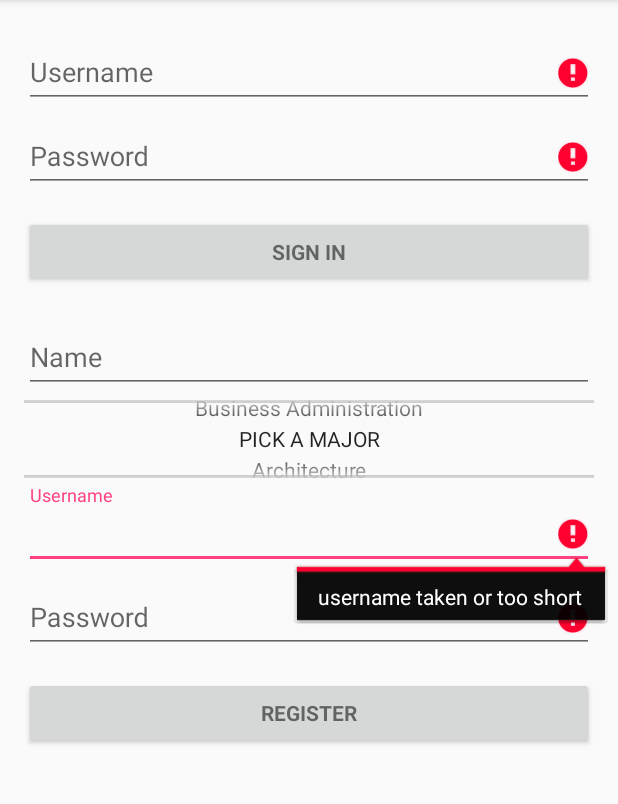
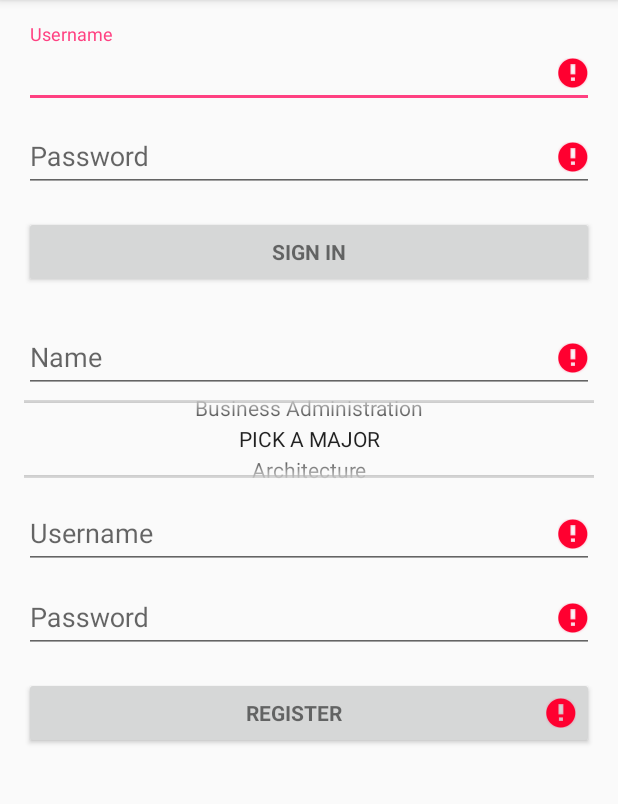
Before and after one commit to nbawa95/forty7plusplus, an Android app: the screen it shows after launch (LoginActivity), after a tap on "REGISTER", on a phone screen of 412 x 824 dp, the part 84-888 px from its top. Run offline under Robolectric (Android 15) with nearby library versions, the phone set to English and light mode, and no system bars; 1 other tap on this screen came first.

Commit message:
Made more tweaks and restrictions to registration

```diff
--- a/app/src/main/java/com/example/ciyengar/myapplication/LoginActivity.java
+++ b/app/src/main/java/com/example/ciyengar/myapplication/LoginActivity.java
@@ -94,6 +94,8 @@ public class LoginActivity extends AppCompatActivity implements LoaderCallbacks<
     private AutoCompleteTextView registerUsernameView, registerNameView;
     private EditText registerPasswordView;
     private NumberPicker majorPicker;
+    private Button registerButton;
+    private Button mEmailSignInButton;
 
     @Override
     protected void onCreate(Bundle savedInstanceState) {
@@ -115,7 +117,7 @@ public class LoginActivity extends AppCompatActivity implements LoaderCallbacks<
             }
         });
 
-        Button mEmailSignInButton = (Button) findViewById(R.id.email_sign_in_button);
+        mEmailSignInButton = (Button) findViewById(R.id.email_sign_in_button);
         mEmailSignInButton.setOnClickListener(new OnClickListener() {
             @Override
             public void onClick(View view) {
@@ -134,7 +136,7 @@ public class LoginActivity extends AppCompatActivity implements LoaderCallbacks<
         majorPicker.setDisplayedValues(majors);
         registerPasswordView = (EditText) findViewById(R.id.register_password);
 
-        Button registerButton = (Button) findViewById(R.id.register_button);
+        registerButton = (Button) findViewById(R.id.register_button);
         registerButton.setOnClickListener(new OnClickListener() {
             @Override
             public void onClick(View view) {
@@ -214,7 +216,8 @@ public class LoginActivity extends AppCompatActivity implements LoaderCallbacks<
         String username = registerUsernameView.getText().toString();
         String password = registerPasswordView.getText().toString();
         String name = registerNameView.getText().toString();
-        String major = majors[majorPicker.getValue()];
+        int majorIndex = majorPicker.getValue();
+        String major = majors[majorIndex];
         boolean cancel = false;
         View focusView = null;
 
@@ -227,6 +230,18 @@ public class LoginActivity extends AppCompatActivity implements LoaderCallbacks<
         if (!isUsernameValid(username)) {
             registerUsernameView.setError("username taken or too short");
             focusView = registerUsernameView;
+            cancel = true;
+        }
+
+        if (name.length() < 2) {
+            registerNameView.setError("Your name is too short");
+            focusView = registerButton;
+            cancel = true;
+        }
+
+        if (majorIndex == 0) {
+            registerButton.setError("You must pick a major");
+            focusView = registerButton;
             cancel = true;
         }
 
```
